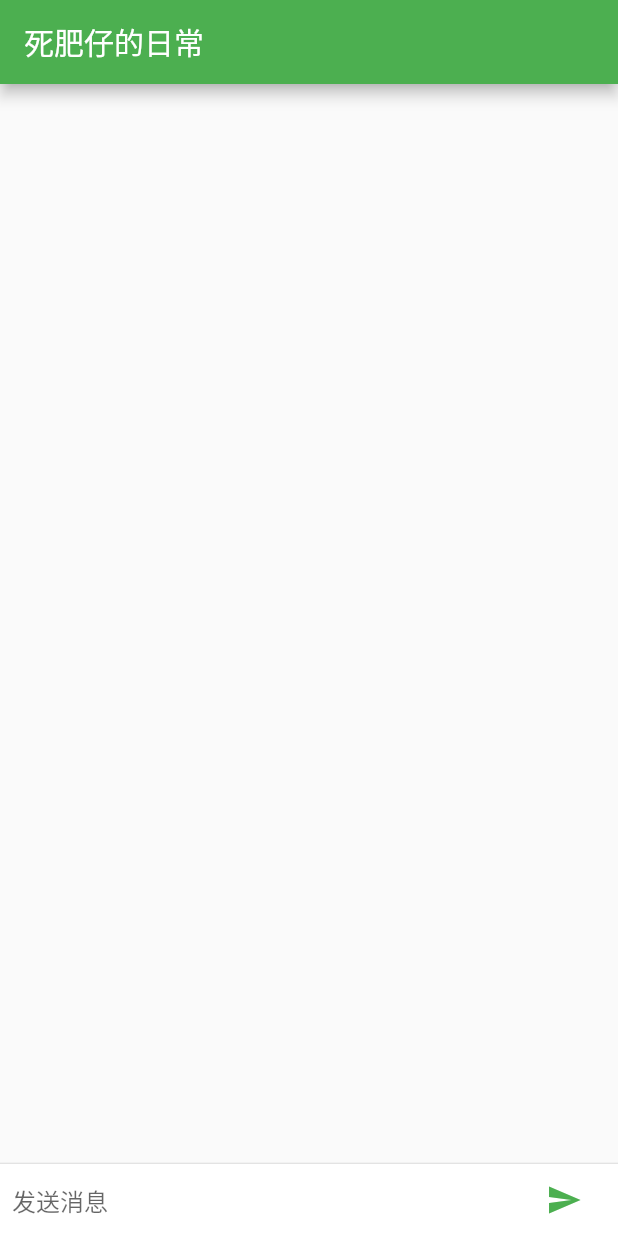
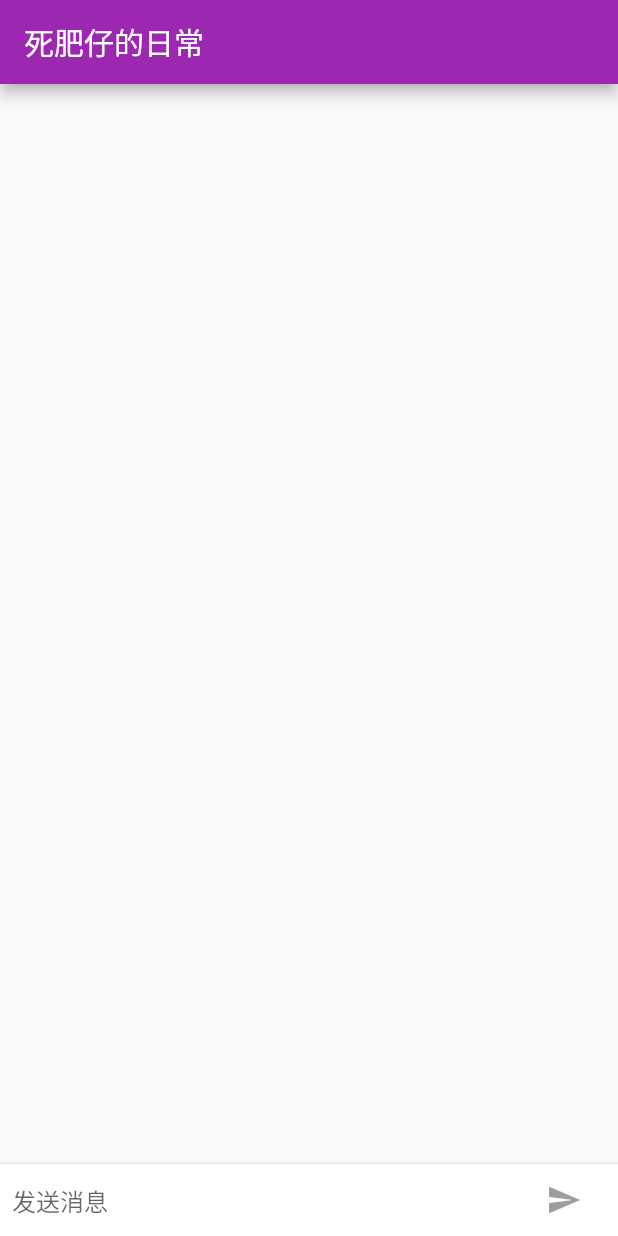
Before and after one commit to qiaoyunrui/loser, a Flutter app: the screen it shows after launch, on a phone screen of 412 x 824 dp. Run offline on Flutter 3.47's test engine with Material 2 defaults, Android fonts, the phone set to English and light mode, and no system bars.

Commit message:
[Update] make android ios different

```diff
--- a/lib/main.dart
+++ b/lib/main.dart
@@ -1,3 +1,5 @@
+import 'package:flutter/cupertino.dart';
+import 'package:flutter/foundation.dart';
 import 'package:flutter/material.dart';
 import 'package:loser/chat_message.dart';
 
@@ -11,13 +13,23 @@ class MyApp extends StatelessWidget {
   }
 }
 
+final ThemeData kDefaultTheme = new ThemeData(
+  primarySwatch: Colors.purple,
+  accentColor: Colors.orangeAccent[400],
+);
+
+final ThemeData kIOSTheme = new ThemeData(
+  primarySwatch: Colors.orange,
+  primaryColor: Colors.green,
+);
+
 class HomeApp extends StatelessWidget {
   build(context) {
     return new MaterialApp(
       title: "loser",
-      theme: new ThemeData(
-        primarySwatch: Colors.green,
-      ),
+      theme: defaultTargetPlatform == TargetPlatform.iOS
+          ? kIOSTheme
+          : kDefaultTheme,
       home: new ChatScreen(),
     );
   }
@@ -30,10 +42,14 @@ class ChatScreen extends StatefulWidget {
 class _ChatScreenState extends State<ChatScreen> with TickerProviderStateMixin {
   final TextEditingController _textController = new TextEditingController();
   final List<ChatMessage> _message = <ChatMessage>[];
+  bool _isComposing = false;
 
   _handleSubmitted(String text) {
 //    print('消息为 $text');
     _textController.clear();
+    setState(() {
+      _isComposing = false;
+    });
     if (text.trim().isEmpty) return;
     ChatMessage message = new ChatMessage(
       text: text,
@@ -60,26 +76,47 @@ class _ChatScreenState extends State<ChatScreen> with TickerProviderStateMixin {
                 controller: _textController,
                 onSubmitted: _handleSubmitted,
                 decoration: new InputDecoration.collapsed(hintText: '发送消息'),
+                onChanged: (String text) {
+                  setState(() {
+                    _isComposing = text.length > 0;
+                  });
+                },
               ),
             ),
             new Container(
               margin: new EdgeInsets.symmetric(horizontal: 4.0),
-              child: new IconButton(
+              child: Theme.of(context).platform == TargetPlatform.iOS
+                  ? new CupertinoButton(
+                      // iOS 平台上的按钮样式
+                      child: new Text(
+                        "发送",
+                      ),
+                      onPressed: _onSend(),
+                    )
+                  : new IconButton(
                       icon: new Icon(Icons.send),
-                  onPressed: () => _handleSubmitted(_textController.text)),
-            )
+                      onPressed: _onSend(),
+                    ),
+            ),
           ],
         ),
       ),
     );
   }
 
+  _onSend() =>
+      _isComposing ? () => _handleSubmitted(_textController.text) : null;
+
   build(context) {
     return new Scaffold(
         appBar: new AppBar(
           title: new Text("死肥仔的日常"),
+          elevation:
+              Theme.of(context).platform == TargetPlatform.iOS ? 0.0 : 4.0,
+          // 设置阴影，ios 没有阴影，Android 上有阴影
         ),
-      body: new Column(
+        body: new Container(
+          child: new Column(
             children: <Widget>[
               new Flexible(
                 child: new ListView.builder(
@@ -100,7 +137,12 @@ class _ChatScreenState extends State<ChatScreen> with TickerProviderStateMixin {
               )
             ],
           ),
-    );
+          decoration: Theme.of(context).platform == TargetPlatform.iOS
+              ? new BoxDecoration(
+                  border:
+                      new Border(top: new BorderSide(color: Colors.grey[200])))
+              : null,
+        ));
   }
 
   dispose() {
```
Also changed, not shown: 1 other file. Lines whose indentation alone changed are shown as unchanged.
